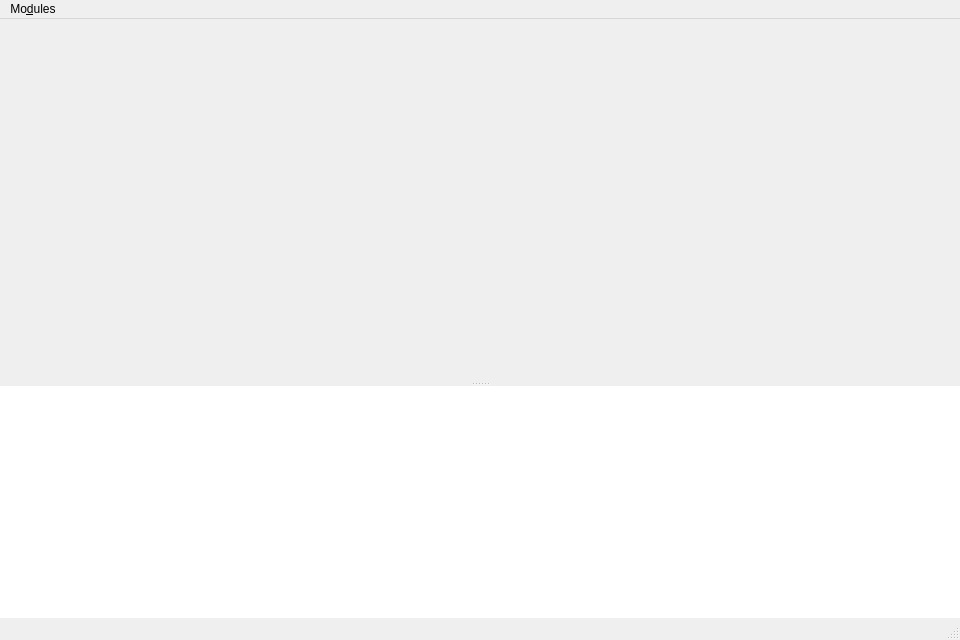
The window that crispy/resources/gui/uis/main.ui (mretegan/crispy) describes before a commit, drawn with Qt 5.
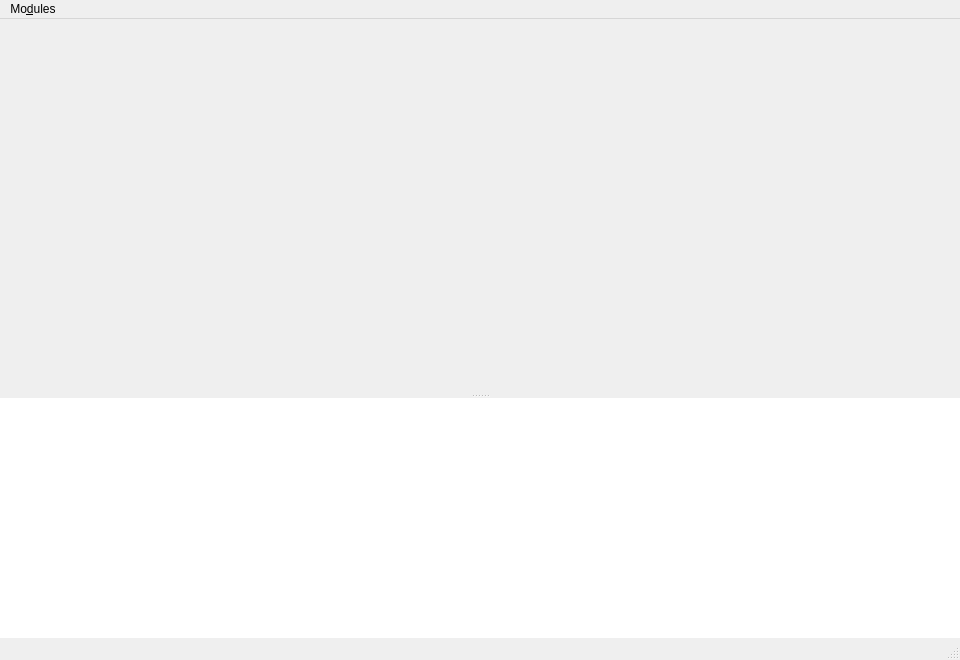
The same window after the commit. Custom widgets are drawn as their Qt base class.

```diff
--- a/crispy/resources/gui/uis/main.ui
+++ b/crispy/resources/gui/uis/main.ui
@@ -7,7 +7,7 @@
     <x>0</x>
     <y>0</y>
     <width>960</width>
-    <height>640</height>
+    <height>660</height>
    </rect>
   </property>
   <property name="windowTitle">
```
